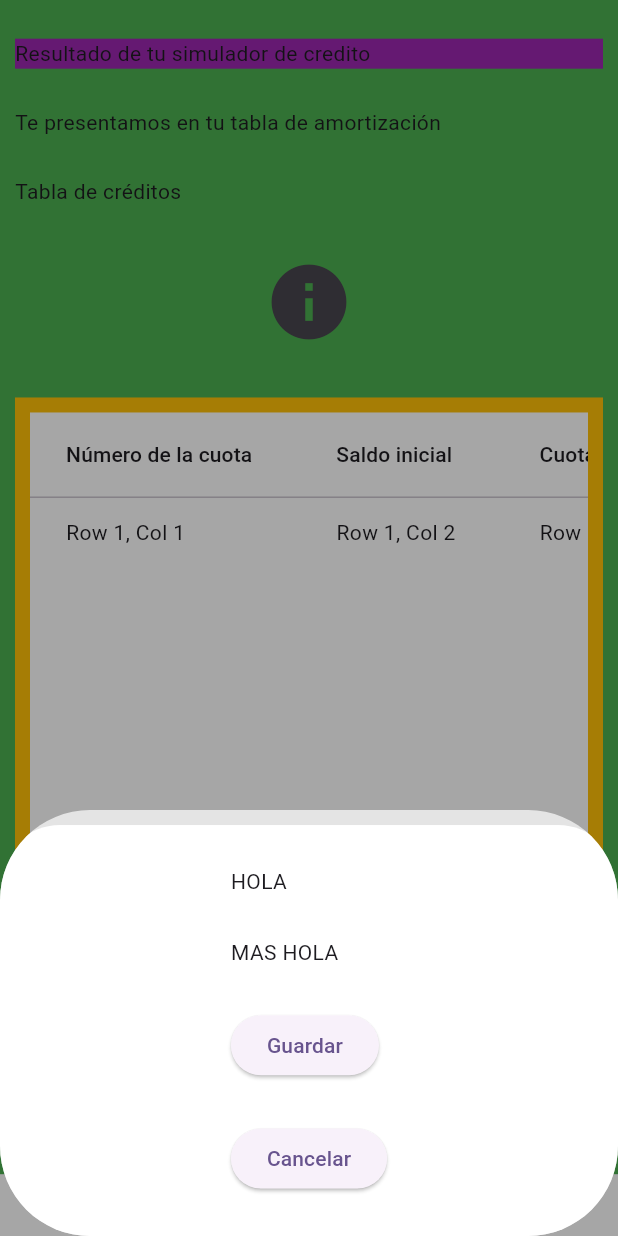
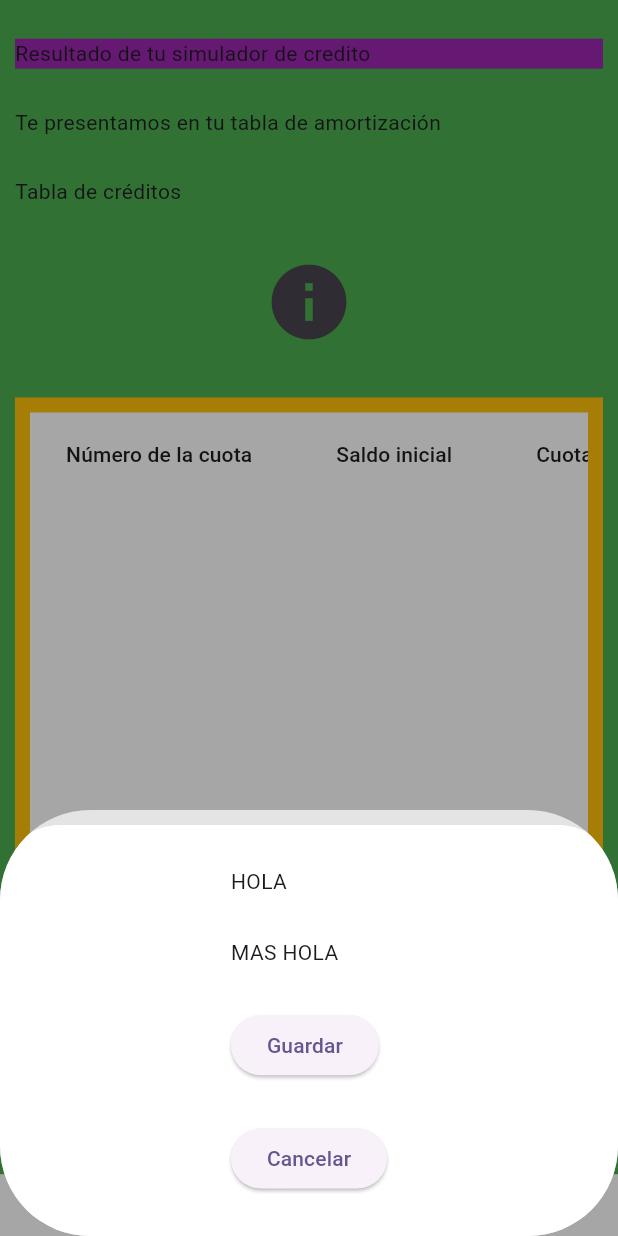
Before and after one commit to jberdugocesar/banca_creditos_app, a Flutter app: the CreditSimulationPage screen opened directly, after a tap on "Guardar Cotización", on a phone screen of 412 x 824 dp. Run offline on Flutter 3.47's test engine with Material 3 defaults, Android fonts, the light colour scheme and no system bars; our stand-ins replace firebase_auth, firebase_core, firebase_database, get, loggy, modal_bottom_sheet and 2 more; missing offline and left inert: dart:ffi, excel; accounts and stored records are empty; statements that could not run were skipped.

Commit message:
integration of InteractiveDataTable with Controller

```diff
--- a/lib/ui/pages/credit_save_confirmation_menu.dart
+++ b/lib/ui/pages/credit_save_confirmation_menu.dart
@@ -1,6 +1,9 @@
 import 'package:banca_creditos_app/ui/bottom_navbar.dart';
+import 'package:banca_creditos_app/ui/controllers/credit_controller.dart';
 import 'package:banca_creditos_app/ui/pages/credit_history.dart';
 import 'package:flutter/material.dart';
+import 'package:get/get.dart';
+import 'package:loggy/loggy.dart';
 import 'package:persistent_bottom_nav_bar/persistent_tab_view.dart';
 
 class SaveCreditConfirmationMenu extends StatelessWidget {
@@ -8,6 +11,8 @@ class SaveCreditConfirmationMenu extends StatelessWidget {
 
   @override
   Widget build(BuildContext context) {
+    CreditController creditController = Get.find();
+
     return ClipRRect(
       borderRadius: const BorderRadius.only(
           topLeft: Radius.circular(40), topRight: Radius.circular(40)),
@@ -22,10 +27,11 @@ class SaveCreditConfirmationMenu extends StatelessWidget {
               const Text("MAS HOLA"),
               ElevatedButton(
                   onPressed: () {
+                    creditController.saveToCreditHistory();
+
                     var snackBar = const SnackBar(
                         content: Text('Simulación de credito guardada'));
                     ScaffoldMessenger.of(context).showSnackBar(snackBar);
-
                   },
                   child: const Text("Guardar")),
               ElevatedButton(onPressed: () {}, child: const Text("Cancelar")),
--- a/lib/ui/pages/credit_simulation.dart
+++ b/lib/ui/pages/credit_simulation.dart
@@ -2,11 +2,16 @@ import 'package:banca_creditos_app/ui/controllers/credit_controller.dart';
 import 'package:banca_creditos_app/ui/pages/credit_info_menu.dart';
 import 'package:banca_creditos_app/ui/pages/credit_save_confirmation_menu.dart';
 import 'package:banca_creditos_app/ui/widgets/table.dart';
+import 'package:excel/excel.dart';
 import 'package:flutter/material.dart';
+import 'package:get/get.dart';
+import 'package:loggy/loggy.dart';
 import 'package:modal_bottom_sheet/modal_bottom_sheet.dart';
 
 class CreditSimulationPage extends StatelessWidget {
-  const CreditSimulationPage({Key? key}) : super(key: key);
+  CreditSimulationPage({Key? key}) : super(key: key);
+
+  CreditController creditController = Get.find();
 
   @override
   Widget build(BuildContext context) {
@@ -46,8 +51,8 @@ class CreditSimulationPage extends StatelessWidget {
                               color: Colors.amber,
                               child: SizedBox(
                                   height: screenHeight * 0.44,
-                                child: const InteractiveDataTable(
-                                  columnsText: [
+                                  child: InteractiveDataTable(
+                                    columnsText: const [
                                       "Número de la cuota",
                                       "Saldo inicial",
                                       "Cuota",
@@ -56,19 +61,29 @@ class CreditSimulationPage extends StatelessWidget {
                                       "Saldo del período"
                                     ],
                                     dataRows: <DataRow>[
-                                    DataRow(cells: <DataCell>[
-                                      DataCell(Text('Row 1, Col 1')),
-                                      DataCell(Text('Row 1, Col 2')),
-                                      DataCell(Text('Row 1, Col 3')),
-                                      DataCell(Text('Row 1, Col 4')),
-                                      DataCell(Text('Row 1, Col 5')),
-                                      DataCell(Text('Row 1, Col 6')),
+                                      ...creditController.creditSimulationList
+                                          .map(
+                                        (element) => DataRow(cells: <DataCell>[
+                                          DataCell(Text(
+                                              element.cuoteNumber.toString())),
+                                          DataCell(Text(
+                                              element.initialValue.toString())),
+                                          DataCell(Text(
+                                              element.cuoteValue.toString())),
+                                          DataCell(Text(element.interestPayment
+                                              .toString())),
+                                          DataCell(Text(element.capitalPayment
+                                              .toString())),
+                                          DataCell(
+                                              Text(element.balance.toString())),
                                         ]),
+                                      )
                                     ],
-                                )),
-                          ),
+                                  ))),
                           ElevatedButton(
-                            onPressed: () {},
+                            onPressed: () {
+                              logInfo("Descargar tabla");
+                            },
                             child: const Text("Descargar Tabla"),
                           ),
                           ElevatedButton(
```
Also changed, not shown: lib/ui/controllers/credit_controller.dart (+21 -12 lines), lib/ui/pages/home_page.dart (+11 -43 lines). Lines whose indentation alone changed are shown as unchanged.
